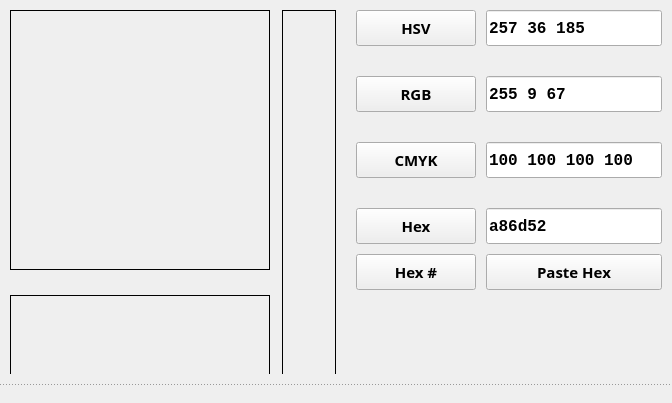
First picture: the form in mainwindow.ui, repository mortalis13/Qt-Color-Picker-Qt, before the edit.
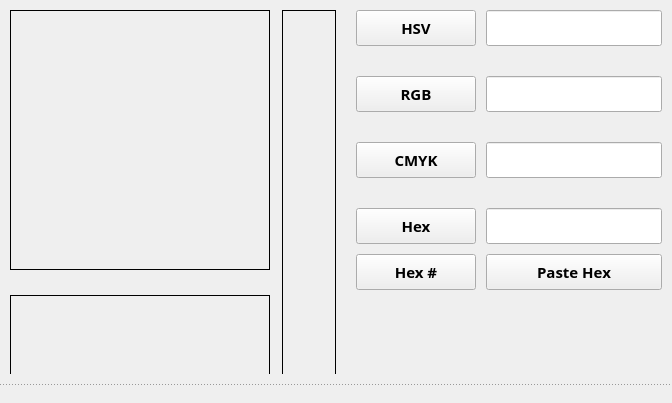
Second picture: the form after the edit. Custom widgets are drawn as their Qt base class.

```diff
--- a/mainwindow.ui
+++ b/mainwindow.ui
@@ -349,7 +349,7 @@
                <string notr="true"/>
               </property>
               <property name="text">
-               <string>257 36 185</string>
+               <string/>
               </property>
               <property name="readOnly">
                <bool>false</bool>
@@ -443,7 +443,7 @@
                <string notr="true"/>
               </property>
               <property name="text">
-               <string>255 9 67</string>
+               <string/>
               </property>
              </widget>
             </item>
@@ -534,7 +534,7 @@
                <string notr="true"/>
               </property>
               <property name="text">
-               <string>100 100 100 100</string>
+               <string/>
               </property>
              </widget>
             </item>
@@ -625,7 +625,7 @@
                <string notr="true"/>
               </property>
               <property name="text">
-               <string>a86d52</string>
+               <string/>
               </property>
              </widget>
             </item>
```
